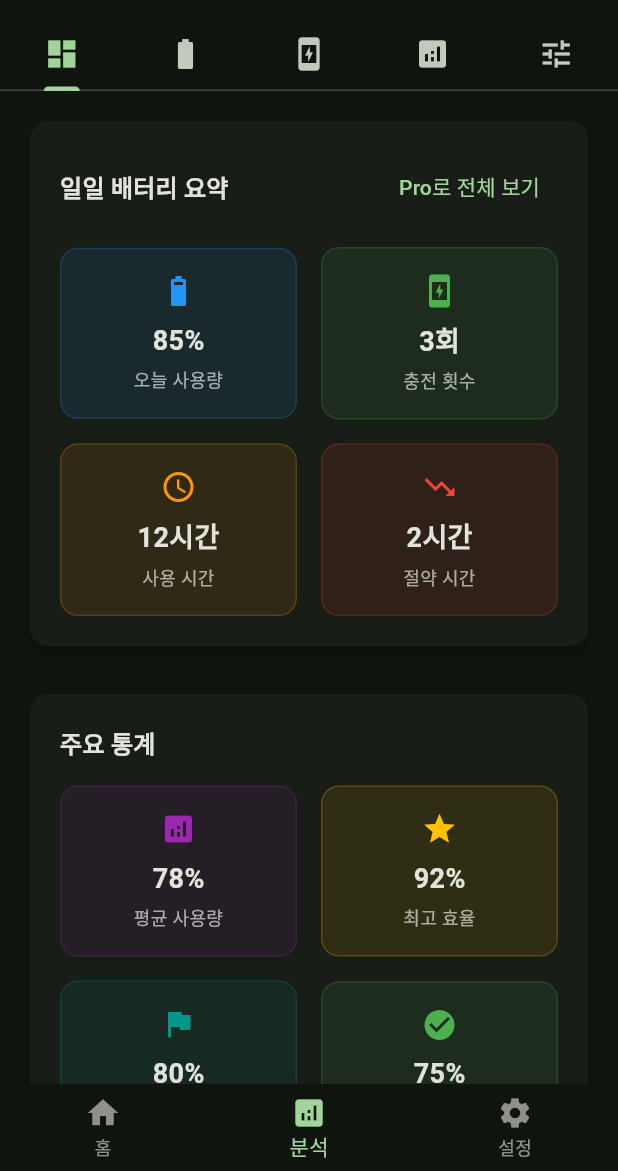
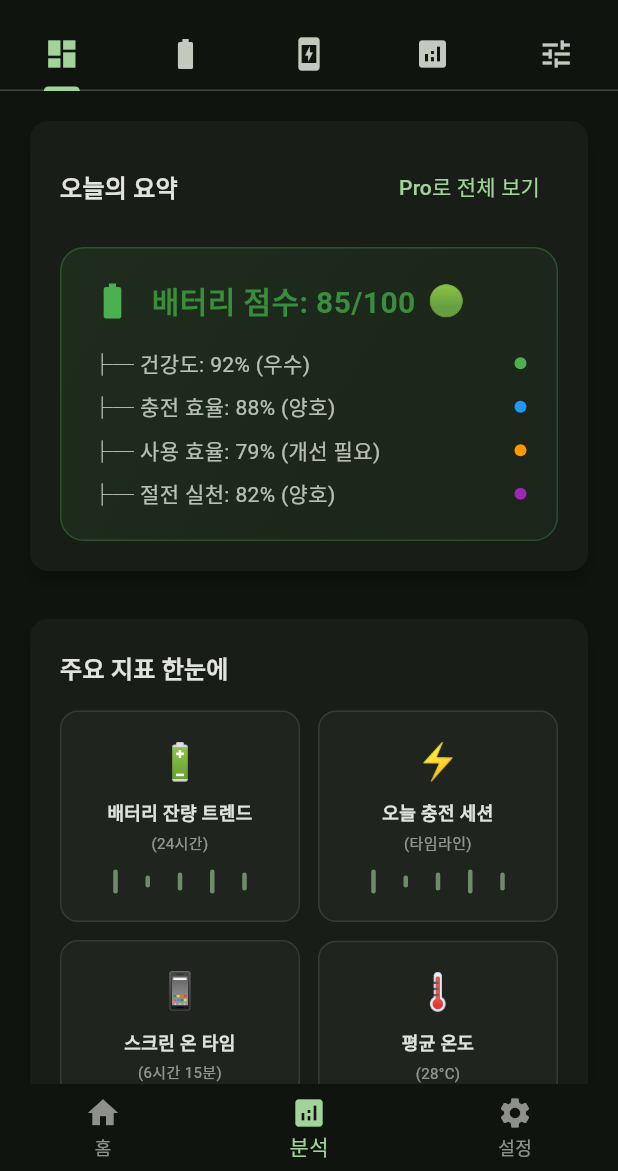
Before and after one commit to rbtc2/BatteryPal, a Flutter app: the screen it shows after launch, item 2 of the bottom bar chosen, on a phone screen of 412 x 824 dp, the part 65-1236 px from its top. Run offline on Flutter 3.47's test engine with Material 3 defaults, Android fonts, the phone set to English and light mode, and no system bars; our stand-ins replace battery_plus, fl_chart, sqflite; accounts and stored records are empty.

Commit message:
탭스켈레톤1

```diff
--- a/lib/screens/analysis/analysis_tab.dart
+++ b/lib/screens/analysis/analysis_tab.dart
@@ -4,6 +4,7 @@ import 'widgets/battery_health_tab.dart';
 import 'widgets/charging_patterns_tab.dart';
 import 'widgets/usage_analytics_tab.dart';
 import 'widgets/optimization_tab.dart';
+import '../../utils/dialog_utils.dart';
 
 /// 분석 탭 화면 - 5개의 하위 탭으로 구성된 탭 인터페이스
 class AnalysisTab extends StatefulWidget {
@@ -46,8 +47,10 @@ class _AnalysisTabState extends State<AnalysisTab> with TickerProviderStateMixin
           if (!widget.isProUser)
             TextButton(
               onPressed: () {
-                // TODO: Pro 업그레이드 다이얼로그 표시
-                widget.onProToggle();
+                DialogUtils.showAnalysisProUpgradeDialog(
+                  context,
+                  onUpgrade: widget.onProToggle,
+                );
               },
               child: const Text('Pro로 업그레이드'),
             ),
@@ -80,6 +83,7 @@ class _AnalysisTabState extends State<AnalysisTab> with TickerProviderStateMixin
           OverviewTab(
             isProUser: widget.isProUser,
             onProUpgrade: widget.onProToggle,
+            onTabChange: (index) => _tabController.animateTo(index),
           ),
           BatteryHealthTab(
             isProUser: widget.isProUser,
--- a/lib/screens/analysis/analysis_tab_new.dart
+++ b/lib/screens/analysis/analysis_tab_new.dart
@@ -4,6 +4,7 @@ import 'widgets/battery_health_tab.dart';
 import 'widgets/charging_patterns_tab.dart';
 import 'widgets/usage_analytics_tab.dart';
 import 'widgets/optimization_tab.dart';
+import '../../utils/dialog_utils.dart';
 
 /// 분석 탭 화면 - 5개의 하위 탭으로 구성된 탭 인터페이스
 class AnalysisTab extends StatefulWidget {
@@ -46,8 +47,10 @@ class _AnalysisTabState extends State<AnalysisTab> with TickerProviderStateMixin
           if (!widget.isProUser)
             TextButton(
               onPressed: () {
-                // TODO: Pro 업그레이드 다이얼로그 표시
-                widget.onProToggle();
+                DialogUtils.showAnalysisProUpgradeDialog(
+                  context,
+                  onUpgrade: widget.onProToggle,
+                );
               },
               child: const Text('Pro로 업그레이드'),
             ),
--- a/lib/screens/analysis/widgets/overview_tab.dart
+++ b/lib/screens/analysis/widgets/overview_tab.dart
@@ -5,11 +5,13 @@ import '../widgets/analysis_tab_widgets.dart';
 class OverviewTab extends StatelessWidget {
   final bool isProUser;
   final VoidCallback? onProUpgrade;
+  final Function(int)? onTabChange;
 
   const OverviewTab({
     super.key,
     required this.isProUser,
     this.onProUpgrade,
+    this.onTabChange,
   });
 
   @override
@@ -18,81 +20,118 @@ class OverviewTab extends StatelessWidget {
       padding: const EdgeInsets.all(16),
       child: Column(
         children: [
-          // 일일 배터리 요약 카드
+          // 오늘의 요약 카드
           AnalysisCard(
-            title: '일일 배터리 요약',
+            title: '오늘의 요약',
             showProUpgrade: !isProUser,
             onProUpgrade: onProUpgrade,
-            child: _buildDailySummary(),
+            child: _buildTodaySummary(),
           ),
           const SizedBox(height: 24),
 
-          // 주요 통계 카드
+          // 주요 지표 한눈에
           AnalysisCard(
-            title: '주요 통계',
+            title: '주요 지표 한눈에',
             child: _buildKeyMetrics(),
           ),
           const SizedBox(height: 24),
 
-          // 빠른 인사이트 카드
+          // 오늘의 인사이트
           AnalysisCard(
-            title: '빠른 인사이트',
+            title: '오늘의 인사이트',
             showProUpgrade: !isProUser,
             onProUpgrade: onProUpgrade,
-            child: _buildQuickInsights(),
+            child: _buildTodayInsights(),
           ),
         ],
       ),
     );
   }
 
-  Widget _buildDailySummary() {
+  Widget _buildTodaySummary() {
     return Column(
       children: [
-        Row(
-          children: [
-            Expanded(
-              child: MetricCard(
-                title: '오늘 사용량',
-                value: '85%',
-                icon: Icons.battery_6_bar,
-                color: Colors.blue,
+        // 배터리 점수 메인 카드
+        Container(
+          padding: const EdgeInsets.all(20),
+          decoration: BoxDecoration(
+            gradient: LinearGradient(
+              colors: [
+                Colors.green.withValues(alpha: 0.1),
+                Colors.green.withValues(alpha: 0.05),
+              ],
+              begin: Alignment.topLeft,
+              end: Alignment.bottomRight,
+            ),
+            borderRadius: BorderRadius.circular(16),
+            border: Border.all(
+              color: Colors.green.withValues(alpha: 0.3),
+              width: 1,
+            ),
+          ),
+          child: Column(
+            children: [
+              Row(
+                children: [
+                  Icon(
+                    Icons.battery_full,
+                    color: Colors.green,
+                    size: 28,
+                  ),
+                  const SizedBox(width: 12),
+                  Text(
+                    '배터리 점수: 85/100',
+                    style: TextStyle(
+                      fontSize: 20,
+                      fontWeight: FontWeight.bold,
+                      color: Colors.green[700],
+                    ),
+                  ),
+                  const SizedBox(width: 8),
+                  Text(
+                    '🟢',
+                    style: TextStyle(fontSize: 20),
+                  ),
+                ],
               ),
-            ),
-            const SizedBox(width: 16),
-            Expanded(
-              child: MetricCard(
-                title: '충전 횟수',
-                value: '3회',
-                icon: Icons.charging_station,
-                color: Colors.green,
-              ),
-            ),
-          ],
-        ),
-        const SizedBox(height: 16),
-        Row(
-          children: [
-            Expanded(
-              child: MetricCard(
-                title: '사용 시간',
-                value: '12시간',
-                icon: Icons.access_time,
-                color: Colors.orange,
-              ),
-            ),
-            const SizedBox(width: 16),
-            Expanded(
-              child: MetricCard(
-                title: '절약 시간',
-                value: '2시간',
-                icon: Icons.trending_down,
-                color: Colors.red,
-              ),
-            ),
-          ],
+              const SizedBox(height: 16),
+              // 세부 지표들
+              _buildScoreDetail('건강도', '92%', '우수', Colors.green),
+              const SizedBox(height: 8),
+              _buildScoreDetail('충전 효율', '88%', '양호', Colors.blue),
+              const SizedBox(height: 8),
+              _buildScoreDetail('사용 효율', '79%', '개선 필요', Colors.orange),
+              const SizedBox(height: 8),
+              _buildScoreDetail('절전 실천', '82%', '양호', Colors.purple),
+            ],
+          ),
         ),
       ],
+    );
+  }
+
+  Widget _buildScoreDetail(String label, String value, String status, Color color) {
+    return Builder(
+      builder: (context) => Row(
+        mainAxisAlignment: MainAxisAlignment.spaceBetween,
+        children: [
+          Text(
+            '├─ $label: $value ($status)',
+            style: TextStyle(
+              fontSize: 14,
+              color: Theme.of(context).colorScheme.onSurface.withValues(alpha: 0.8),
+            ),
+          ),
+          Container(
+            width: 8,
+            height: 8,
+            decoration: BoxDecoration(
+              color: color,
+              shape: BoxShape.circle,
+            ),
+          ),
+        ],
+      ),
     );
   }
 
@@ -102,42 +141,42 @@ class OverviewTab extends StatelessWidget {
         Row(
           children: [
             Expanded(
-              child: MetricCard(
-                title: '평균 사용량',
-                value: '78%',
-                icon: Icons.analytics,
-                color: Colors.purple,
+              child: _buildMiniChartCard(
+                icon: '🔋',
+                title: '배터리 잔량 트렌드',
+                subtitle: '(24시간)',
+                onTap: () => onTabChange?.call(1), // 배터리 건강도 탭
               ),
             ),
-            const SizedBox(width: 16),
+            const SizedBox(width: 12),
             Expanded(
-              child: MetricCard(
-                title: '최고 효율',
-                value: '92%',
-                icon: Icons.star,
-                color: Colors.amber,
+              child: _buildMiniChartCard(
+                icon: '⚡',
+                title: '오늘 충전 세션',
+                subtitle: '(타임라인)',
+                onTap: () => onTabChange?.call(2), // 충전 패턴 탭
               ),
             ),
           ],
         ),
-        const SizedBox(height: 16),
+        const SizedBox(height: 12),
         Row(
           children: [
             Expanded(
-              child: MetricCard(
-                title: '절약 목표',
-                value: '80%',
-                icon: Icons.flag,
-                color: Colors.teal,
+              child: _buildMiniChartCard(
+                icon: '📱',
+                title: '스크린 온 타임',
+                subtitle: '(6시간 15분)',
+                onTap: () => onTabChange?.call(3), // 사용 패턴 탭
               ),
             ),
-            const SizedBox(width: 16),
+            const SizedBox(width: 12),
             Expanded(
-              child: MetricCard(
-                title: '달성률',
-                value: '75%',
-                icon: Icons.check_circle,
-                color: Colors.green,
+              child: _buildMiniChartCard(
+                icon: '🌡️',
+                title: '평균 온도',
+                subtitle: '(28°C)',
+                onTap: () => onTabChange?.call(1), // 배터리 건강도 탭
               ),
             ),
           ],
@@ -146,25 +185,93 @@ class OverviewTab extends StatelessWidget {
     );
   }
 
-  Widget _buildQuickInsights() {
+  Widget _buildMiniChartCard({
+    required String icon,
+    required String title,
+    required String subtitle,
+    required VoidCallback onTap,
+  }) {
+    return Builder(
+      builder: (context) => GestureDetector(
+        onTap: onTap,
+        child: Container(
+          padding: const EdgeInsets.all(16),
+          decoration: BoxDecoration(
+            color: Theme.of(context).colorScheme.surfaceContainerHighest.withValues(alpha: 0.3),
+            borderRadius: BorderRadius.circular(12),
+            border: Border.all(
+              color: Theme.of(context).colorScheme.outline.withValues(alpha: 0.2),
+              width: 1,
+            ),
+          ),
+          child: Column(
+            children: [
+              Text(
+                icon,
+                style: const TextStyle(fontSize: 24),
+              ),
+              const SizedBox(height: 8),
+              Text(
+                title,
+                style: TextStyle(
+                  fontSize: 12,
+                  fontWeight: FontWeight.w600,
+                  color: Theme.of(context).colorScheme.onSurface,
+                ),
+                textAlign: TextAlign.center,
+              ),
+              const SizedBox(height: 4),
+              Text(
+                subtitle,
+                style: TextStyle(
+                  fontSize: 10,
+                  color: Theme.of(context).colorScheme.onSurface.withValues(alpha: 0.6),
+                ),
+                textAlign: TextAlign.center,
+              ),
+              const SizedBox(height: 8),
+              // 간단한 차트 시각화 (막대 그래프)
+              _buildSimpleChart(context),
+            ],
+          ),
+        ),
+      ),
+    );
+  }
+
+  Widget _buildSimpleChart(BuildContext context) {
+    return SizedBox(
+      height: 20,
+      child: Row(
+        mainAxisAlignment: MainAxisAlignment.spaceEvenly,
+        children: List.generate(5, (index) {
+          double height = (index % 3 == 0) ? 0.8 : (index % 2 == 0) ? 0.6 : 0.4;
+          return Container(
+            width: 3,
+            height: 20 * height,
+            decoration: BoxDecoration(
+              color: Theme.of(context).colorScheme.primary.withValues(alpha: 0.6),
+              borderRadius: BorderRadius.circular(1.5),
+            ),
+          );
+        }),
+      ),
+    );
+  }
+
+  Widget _buildTodayInsights() {
     return Column(
       crossAxisAlignment: CrossAxisAlignment.start,
       children: [
         _buildInsightItem(
-          icon: Icons.trending_up,
-          title: '배터리 사용량이 평소보다 15% 증가했습니다',
-          color: Colors.red,
-        ),
-        const SizedBox(height: 12),
-        _buildInsightItem(
-          icon: Icons.schedule,
-          title: '오후 2-4시에 가장 많은 배터리를 사용합니다',
+          icon: '💡',
+          title: '오후 2-4시 사이 배터리 소모가 40% 증가했어요',
           color: Colors.orange,
         ),
-        const SizedBox(height: 12),
+        const SizedBox(height: 16),
         _buildInsightItem(
-          icon: Icons.battery_charging_full,
-          title: '빠른 충전을 2회 사용하여 효율이 향상되었습니다',
+          icon: '💡',
+          title: '저녁 충전을 80%에서 멈추면 수명이 연장됩니다',
           color: Colors.green,
         ),
         if (!isProUser) ...[
@@ -204,17 +311,16 @@ class OverviewTab extends StatelessWidget {
   }
 
   Widget _buildInsightItem({
-    required IconData icon,
+    required String icon,
     required String title,
     required Color color,
   }) {
     return Row(
       crossAxisAlignment: CrossAxisAlignment.start,
       children: [
-        Icon(
+        Text(
           icon,
-          color: color,
-          size: 20,
+          style: const TextStyle(fontSize: 20),
         ),
         const SizedBox(width: 12),
         Expanded(
```
